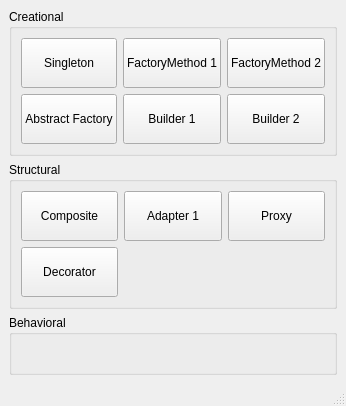
The window that mainwindow.ui (vRFEducation/designpatternsdemo) describes before a commit, drawn with Qt 5.
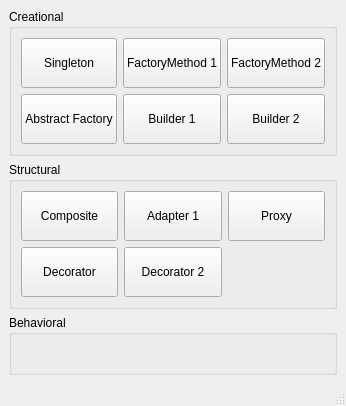
The same window after the commit.

Commit message: Decorator 2nd Sample Added

```diff
--- a/mainwindow.ui
+++ b/mainwindow.ui
@@ -160,6 +160,19 @@
          </property>
         </widget>
        </item>
+       <item row="1" column="1">
+        <widget class="QPushButton" name="btnDecorator_2">
+         <property name="minimumSize">
+          <size>
+           <width>0</width>
+           <height>50</height>
+          </size>
+         </property>
+         <property name="text">
+          <string>Decorator 2</string>
+         </property>
+        </widget>
+       </item>
       </layout>
      </widget>
     </item>
```
The commit also changes 16 other files.
